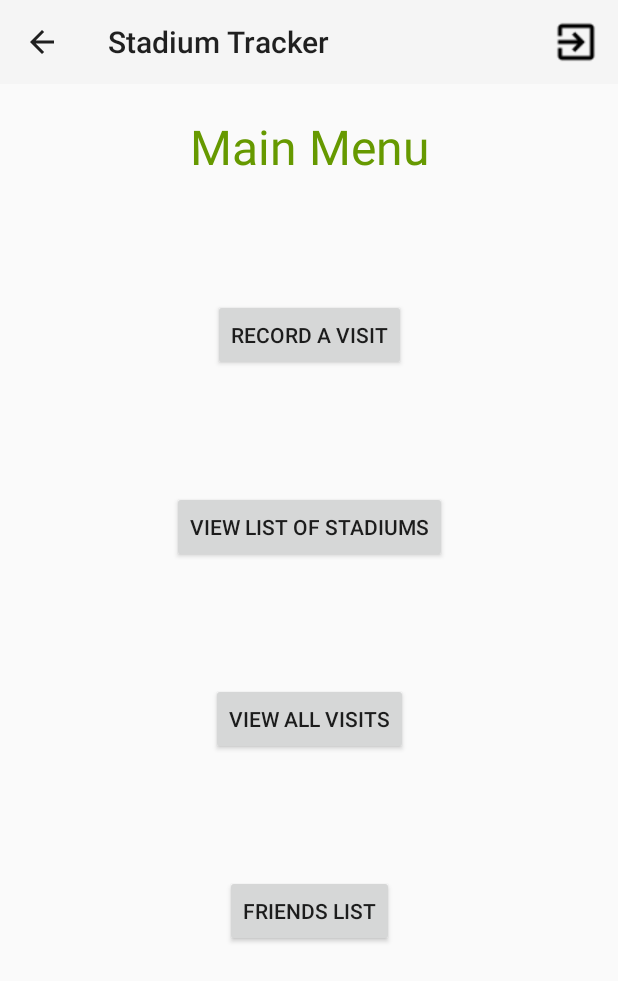
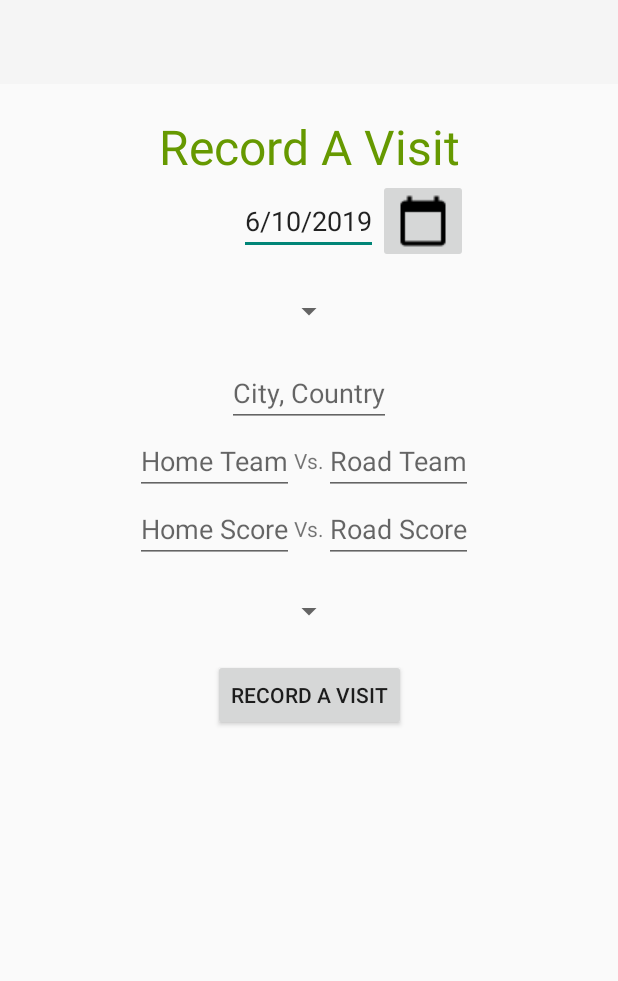
Before and after one commit to nnasta3/StadiumTracker, an Android app: the MainMenuActivity screen opened directly, with no data from a screen before it, after a tap on "RECORD A VISIT", on a phone screen of 412 x 824 dp. Shown: the top 981 px of the screen. Run offline under Robolectric (Android 15) with nearby library versions, the phone set to English and light mode, and no system bars.

Commit message:
record activity stuff

```diff
--- a/Android/app/src/main/AndroidManifest.xml
+++ b/Android/app/src/main/AndroidManifest.xml
@@ -9,12 +9,13 @@
         android:roundIcon="@mipmap/ic_launcher_round"
         android:supportsRtl="true"
         android:theme="@style/Theme.AppCompat.Light.NoActionBar">
+        <activity android:name=".RecordActivity"></activity>
         <activity
             android:name=".MainMenuActivity"
             android:parentActivityName=".LoginActivity">
             <meta-data
                 android:name="android.support.PARENT_ACTIVITY"
-                android:value="com.example.stadiumtracker.LoginActivity"/>
+                android:value="com.example.stadiumtracker.LoginActivity" />
         </activity>
         <activity android:name=".SignUpActivity" />
         <activity android:name=".LoginActivity">
--- a/Android/app/src/main/java/com/example/stadiumtracker/MainMenuActivity.java
+++ b/Android/app/src/main/java/com/example/stadiumtracker/MainMenuActivity.java
@@ -31,8 +31,6 @@ public class MainMenuActivity extends AppCompatActivity {
 
     @Override
     public boolean onCreateOptionsMenu(Menu menu) {
-        // R.menu.mymenu is a reference to an xml file named mymenu.xml which should be inside your res/menu directory.
-        // If you don't have res/menu, just create a directory named "menu" inside res
         getMenuInflater().inflate(R.menu.main_menu_menu, menu);
         return super.onCreateOptionsMenu(menu);
     }
@@ -51,7 +49,9 @@ public class MainMenuActivity extends AppCompatActivity {
         }
     }
     public void recordHandler(View v){
-        //TODO: Send to record page
+        Intent intent = new Intent(this,RecordActivity.class);
+        //TODO: Pass user in intent
+        startActivity(intent);
     }
     public void stadiumHandler(View v){
         //TODO: Send to stadium page
--- /dev/null
+++ b/Android/app/src/main/java/com/example/stadiumtracker/RecordActivity.java
@@ -0,0 +1,102 @@
+package com.example.stadiumtracker;
+
+import android.app.DatePickerDialog;
+import android.app.Dialog;
+import android.support.v7.app.AppCompatActivity;
+import android.os.Bundle;
+import android.support.v7.widget.Toolbar;
+import android.view.View;
+import android.widget.DatePicker;
+import android.widget.EditText;
+import android.widget.Spinner;
+
+import com.example.stadiumtracker.data.Stadium;
+import com.example.stadiumtracker.data.User;
+
+import java.util.ArrayList;
+import java.util.Calendar;
+import java.util.List;
+
+public class RecordActivity extends AppCompatActivity {
+    User user;
+    Toolbar toolbar;
+    EditText dateBox, city, homeTeam, roadTeam, homeScore, roadScore;
+    Spinner stadiumSpinner, leagueSpinner;
+
+    List<String> leagueList;
+    List<Stadium> stadiumList;
+
+    Calendar calendar;
+    String dateString;
+
+    @Override
+    protected void onCreate(Bundle savedInstanceState) {
+        super.onCreate(savedInstanceState);
+        setContentView(R.layout.activity_record);
+
+        toolbar = findViewById(R.id.record_toolbar);
+        dateBox = findViewById(R.id.date_box);
+        city = findViewById(R.id.record_city);
+        homeTeam = findViewById(R.id.record_home_team);
+        homeScore = findViewById(R.id.record_home_score);
+        roadTeam = findViewById(R.id.record_road_team);
+        roadScore = findViewById(R.id.record_road_score);
+        stadiumSpinner = findViewById(R.id.record_stadium_spinner);
+        leagueSpinner = findViewById(R.id.record_league_spinner);
+
+        calendar = Calendar.getInstance();
+        dateString = calendar.get(Calendar.DAY_OF_MONTH)+"/"+calendar.get(Calendar.MONTH)+"/"+calendar.get(Calendar.YEAR);
+        dateBox.setText(dateString);
+
+        //TODO: Stadium Spinner list, start with hint "stadium"
+        stadiumList = new ArrayList<>();
+        //stadiumList.add("Stadium");
+        addStadiums();
+
+        //TODO: League Spinner list, start with hint "league"
+        leagueList = new ArrayList<>();
+        leagueList.add("League");
+        addLeagues();
+    }
+
+    private void addStadiums(){
+        //TODO: query database for all stadiums
+
+        //TODO: add all stadiums to stadiumList
+    }
+
+    private void addLeagues(){
+        //TODO: query database for all Leagues
+
+        //TODO: add all stadiums to leagueList
+    }
+
+    public void recordHandler(View v){
+        /*
+            TODO:
+                Check if event exists in database
+                    if not, add it
+                Record visit in database
+        */
+    }
+
+    public void datePickerHandler(View v){
+        showDialog(10);
+    }
+
+    @Override
+    protected Dialog onCreateDialog(int id){
+        if(id == 10){
+            return new DatePickerDialog(this, dateListener, calendar.get(Calendar.YEAR),calendar.get(Calendar.MONTH),calendar.get(Calendar.DAY_OF_MONTH));
+        }
+        return null;
+    }
+
+    private DatePickerDialog.OnDateSetListener dateListener = new DatePickerDialog.OnDateSetListener() {
+        @Override
+        public void onDateSet(DatePicker view, int year, int month, int dayOfMonth) {
+            dateString = dayOfMonth+"/"+month+"/"+year;
+            dateBox.setText(dateString);
+        }
+    };
+}
--- /dev/null
+++ b/Android/app/src/main/res/layout/activity_record.xml
@@ -0,0 +1,172 @@
+<?xml version="1.0" encoding="utf-8"?>
+<android.support.constraint.ConstraintLayout xmlns:android="http://schemas.android.com/apk/res/android"
+    xmlns:app="http://schemas.android.com/apk/res-auto"
+    xmlns:tools="http://schemas.android.com/tools"
+    android:layout_width="match_parent"
+    android:layout_height="match_parent"
+    tools:context=".RecordActivity">
+
+    <android.support.v7.widget.Toolbar
+        android:id="@+id/record_toolbar"
+        android:layout_width="match_parent"
+        android:layout_height="?attr/actionBarSize"
+        android:background="?attr/colorPrimary"
+        android:theme="@style/ThemeOverlay.AppCompat.ActionBar"
+        app:popupTheme="@style/ThemeOverlay.AppCompat.Light"
+        app:layout_constraintTop_toTopOf="parent"
+        app:layout_constraintEnd_toEndOf="parent"
+        app:layout_constraintStart_toStartOf="parent"/>
+
+    <TextView
+        android:id="@+id/record_text"
+        android:layout_width="wrap_content"
+        android:layout_height="wrap_content"
+        android:layout_marginTop="20dp"
+        android:text="@string/action_main_menu_record"
+        android:textSize="32sp"
+        android:textColor="@android:color/holo_green_dark"
+        app:layout_constraintTop_toBottomOf="@id/record_toolbar"
+        app:layout_constraintEnd_toEndOf="parent"
+        app:layout_constraintStart_toStartOf="parent" />
+
+    <RelativeLayout
+        android:id="@+id/RelativeLayout01"
+        android:layout_width="fill_parent"
+        android:layout_height="wrap_content"
+        app:layout_constraintTop_toBottomOf="@id/record_text"
+        app:layout_constraintEnd_toEndOf="parent"
+        app:layout_constraintStart_toStartOf="parent">
+        <!-- TODO: remove hint and setup code to pull current date onCreate -->
+        <EditText
+            android:id="@+id/date_box"
+            android:layout_centerVertical="true"
+            android:layout_centerHorizontal="true"
+            android:layout_width="wrap_content"
+            android:layout_height="wrap_content"
+            android:inputType="date"/>
+
+        <ImageButton
+            android:id="@+id/date_button"
+            android:layout_width="wrap_content"
+            android:layout_height="wrap_content"
+            android:layout_toEndOf="@+id/date_box"
+            android:layout_toRightOf="@+id/date_box"
+            android:src="@drawable/baseline_calendar_today_black_18dp"
+            android:onClick="datePickerHandler"/>
+
+    </RelativeLayout>
+
+    <Spinner
+        android:id="@+id/record_stadium_spinner"
+        android:layout_width="wrap_content"
+        android:layout_height="wrap_content"
+        android:layout_marginTop="20dp"
+        android:spinnerMode="dropdown"
+        app:layout_constraintEnd_toEndOf="parent"
+        app:layout_constraintStart_toStartOf="parent"
+        app:layout_constraintTop_toBottomOf="@id/RelativeLayout01" />
+
+    <EditText
+        android:id="@+id/record_city"
+        android:layout_width="wrap_content"
+        android:layout_height="wrap_content"
+        android:layout_marginTop="20dp"
+        app:layout_constraintTop_toBottomOf="@id/record_stadium_spinner"
+        app:layout_constraintEnd_toEndOf="parent"
+        app:layout_constraintStart_toStartOf="parent"
+        android:hint="@string/city"
+        android:clickable="false"/>
+
+    <RelativeLayout
+        android:id="@+id/RelativeLayout02"
+        android:layout_width="fill_parent"
+        android:layout_height="wrap_content"
+        app:layout_constraintTop_toBottomOf="@id/record_city"
+        app:layout_constraintEnd_toEndOf="parent"
+        app:layout_constraintStart_toStartOf="parent">
+
+        <EditText
+            android:id="@+id/record_home_team"
+            android:layout_toStartOf="@+id/record_team_vs"
+            android:layout_toLeftOf="@+id/record_team_vs"
+            android:layout_width="wrap_content"
+            android:layout_height="wrap_content"
+            android:hint="@string/home_team"/>
+
+        <TextView
+            android:id="@+id/record_team_vs"
+            android:layout_width="wrap_content"
+            android:layout_height="wrap_content"
+            android:layout_centerVertical="true"
+            android:layout_centerHorizontal="true"
+            android:text="@string/vs"/>
+
+        <EditText
+            android:id="@+id/record_road_team"
+            android:layout_width="wrap_content"
+            android:layout_height="wrap_content"
+            android:layout_toEndOf="@+id/record_team_vs"
+            android:layout_toRightOf="@+id/record_team_vs"
+            android:hint="@string/road_team"
+            />
+
+    </RelativeLayout>
+
+    <RelativeLayout
+        android:id="@+id/RelativeLayout03"
+        android:layout_width="fill_parent"
+        android:layout_height="wrap_content"
+        app:layout_constraintTop_toBottomOf="@id/RelativeLayout02"
+        app:layout_constraintEnd_toEndOf="parent"
+        app:layout_constraintStart_toStartOf="parent">
+
+        <EditText
+            android:id="@+id/record_home_score"
+            android:layout_toStartOf="@+id/record_score_vs"
+            android:layout_toLeftOf="@+id/record_score_vs"
+            android:layout_width="wrap_content"
+            android:layout_height="wrap_content"
+            android:hint="@string/home_score"/>
+
+        <TextView
+            android:id="@+id/record_score_vs"
+            android:layout_width="wrap_content"
+            android:layout_height="wrap_content"
+            android:layout_centerVertical="true"
+            android:layout_centerHorizontal="true"
+            android:text="@string/vs"/>
+
+        <EditText
+            android:id="@+id/record_road_score"
+            android:layout_width="wrap_content"
+            android:layout_height="wrap_content"
+            android:layout_toEndOf="@+id/record_score_vs"
+            android:layout_toRightOf="@+id/record_score_vs"
+            android:hint="@string/road_score"/>
+
+    </RelativeLayout>
+
+    <Spinner
+        android:id="@+id/record_league_spinner"
+        android:layout_width="wrap_content"
+        android:layout_height="wrap_content"
+        android:layout_marginTop="20dp"
+        android:spinnerMode="dropdown"
+        app:layout_constraintEnd_toEndOf="parent"
+        app:layout_constraintStart_toStartOf="parent"
+        app:layout_constraintTop_toBottomOf="@id/RelativeLayout03" />
+
+    <Button
+        android:id="@+id/main_menu_record"
+        android:layout_width="wrap_content"
+        android:layout_height="wrap_content"
+        android:layout_marginTop="20dp"
+        android:text="@string/action_main_menu_record"
+        app:layout_constraintEnd_toEndOf="parent"
+        app:layout_constraintStart_toStartOf="parent"
+        app:layout_constraintTop_toBottomOf="@+id/record_league_spinner"
+        app:layout_constraintVertical_bias="0.2"
+        android:onClick="recordHandler"/>
+
+
+</android.support.constraint.ConstraintLayout>
--- a/Android/app/src/main/res/values/strings.xml
+++ b/Android/app/src/main/res/values/strings.xml
@@ -15,6 +15,13 @@
     <string name="action_logout">Logout</string>
     <string name="action_settings">Settings</string>
     <string name="action_main_menu_friends">Friends List</string>
+    <string name="record_stadium_hint">Select A Stadium</string>
+    <string name="vs">Vs.</string>
+    <string name="home_team">Home Team</string>
+    <string name="road_team">Road Team</string>
+    <string name="home_score">Home Score</string>
+    <string name="road_score">Road Score</string>
+    <string name="city">City, Country</string>
     <string name="masterUser">admin</string>
     <string name="masterPass">password</string>
     <string name="ip">database-2.ctqwj4cnvuoo.us-east-2.rds.amazonaws.com</string>
```
Also changed, not shown: Android/app/src/main/res/drawable/baseline_calendar_today_black_18dp.png (added).
